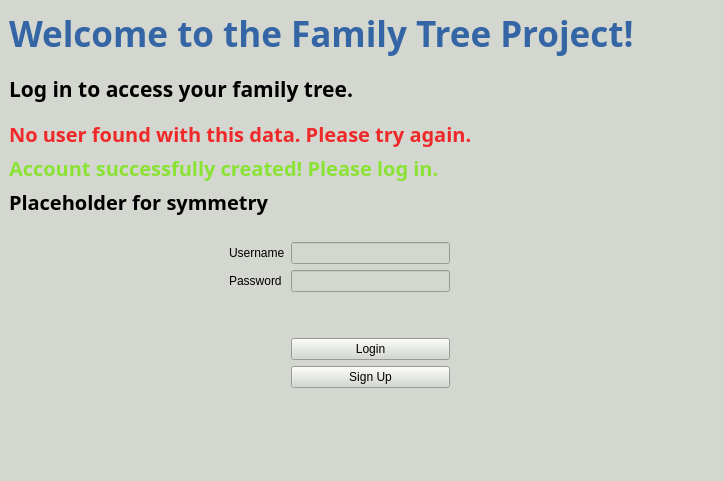
This is FamilyTree/src/gui/userwindow.ui in moumitahmad/Stammbaum as Qt 5 draws it before an edit. The edited form follows.
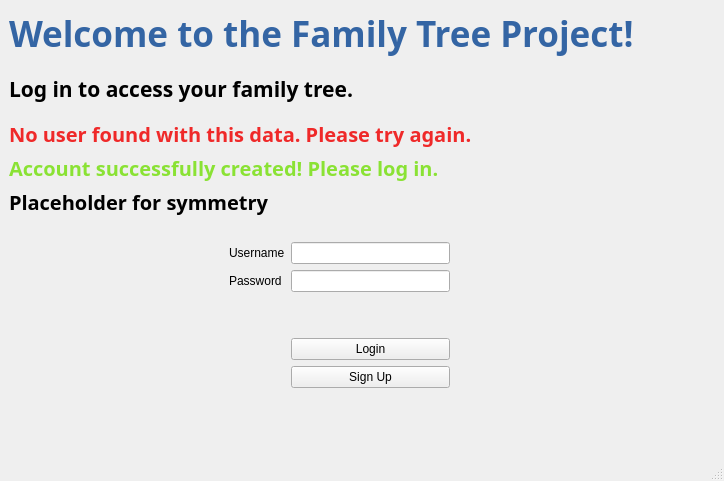
This is the edited form.

The edit to the form file:
```diff
--- a/FamilyTree/src/gui/userwindow.ui
+++ b/FamilyTree/src/gui/userwindow.ui
@@ -14,7 +14,7 @@
    <string>MainWindow</string>
   </property>
   <property name="styleSheet">
-   <string notr="true">background-color: rgb(211, 215, 207);
+   <string notr="true">/*background-color: rgb(211, 215, 207);
 </string>
   </property>
   <widget class="QWidget" name="centralwidget">
```
